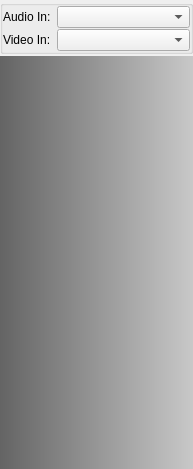
Qt form examples/qt/mainwindow.ui (meganz/MEGAchat) before a commit.
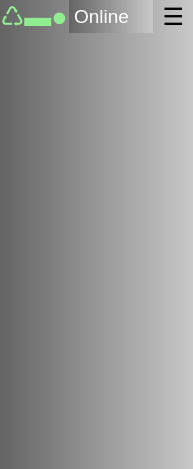
The same form after that commit.

Commit message: Implemented setting dialog and online display/dropbox

What changed in the file:
```diff
--- a/examples/qt/mainwindow.ui
+++ b/examples/qt/mainwindow.ui
@@ -17,9 +17,15 @@
    <locale language="English" country="UnitedStates"/>
   </property>
   <widget class="QWidget" name="centralWidget">
+   <property name="autoFillBackground">
+    <bool>true</bool>
+   </property>
+   <property name="styleSheet">
+    <string notr="true"/>
+   </property>
    <layout class="QVBoxLayout" name="verticalLayout" stretch="0,1">
     <property name="spacing">
-     <number>2</number>
+     <number>0</number>
     </property>
     <property name="leftMargin">
      <number>0</number>
@@ -34,99 +40,208 @@
      <number>0</number>
     </property>
     <item>
-     <layout class="QHBoxLayout" name="horizontalLayout" stretch="0">
-      <property name="spacing">
-       <number>0</number>
+     <widget class="QWidget" name="horizontalWidget" native="true">
+      <property name="styleSheet">
+       <string notr="true">background-color:qlineargradient(spread:pad, x1:0, y1:0, x2:1, y2:0, stop:0 rgba(100,100,100,255), stop:1 rgba(200,200,200,255));
+
+
+</string>
       </property>
-      <property name="sizeConstraint">
-       <enum>QLayout::SetNoConstraint</enum>
-      </property>
-      <property name="leftMargin">
-       <number>0</number>
-      </property>
-      <property name="rightMargin">
-       <number>0</number>
-      </property>
-      <item>
-       <widget class="QGroupBox" name="inputDevicesBox">
-        <property name="sizePolicy">
-         <sizepolicy hsizetype="MinimumExpanding" vsizetype="Preferred">
-          <horstretch>1</horstretch>
-          <verstretch>0</verstretch>
-         </sizepolicy>
-        </property>
-        <property name="alignment">
-         <set>Qt::AlignLeading|Qt::AlignLeft|Qt::AlignVCenter</set>
-        </property>
-        <layout class="QFormLayout" name="formLayout_2">
-         <property name="horizontalSpacing">
-          <number>6</number>
+      <layout class="QHBoxLayout" name="horizontalLayout_6" stretch="0,1,0">
+       <property name="spacing">
+        <number>1</number>
+       </property>
+       <property name="leftMargin">
+        <number>0</number>
+       </property>
+       <property name="topMargin">
+        <number>0</number>
+       </property>
+       <property name="rightMargin">
+        <number>0</number>
+       </property>
+       <property name="bottomMargin">
+        <number>8</number>
+       </property>
+       <item>
+        <widget class="QLabel" name="mOnlineDisplay">
+         <property name="sizePolicy">
+          <sizepolicy hsizetype="MinimumExpanding" vsizetype="MinimumExpanding">
+           <horstretch>0</horstretch>
+           <verstretch>0</verstretch>
+          </sizepolicy>
          </property>
-         <property name="verticalSpacing">
-          <number>1</number>
+         <property name="minimumSize">
+          <size>
+           <width>24</width>
+           <height>24</height>
+          </size>
          </property>
-         <property name="leftMargin">
-          <number>0</number>
+         <property name="font">
+          <font>
+           <pointsize>20</pointsize>
+          </font>
          </property>
-         <property name="topMargin">
+         <property name="autoFillBackground">
+          <bool>false</bool>
+         </property>
+         <property name="styleSheet">
+          <string notr="true">color:lightgreen;
+background-color: rgba(0,0,0,0);</string>
+         </property>
+         <property name="lineWidth">
           <number>0</number>
          </property>
-         <property name="rightMargin">
+         <property name="midLineWidth">
           <number>0</number>
          </property>
-         <property name="bottomMargin">
+         <property name="text">
+          <string>♺▬●</string>
+         </property>
+         <property name="textFormat">
+          <enum>Qt::PlainText</enum>
+         </property>
+         <property name="scaledContents">
+          <bool>false</bool>
+         </property>
+         <property name="alignment">
+          <set>Qt::AlignCenter</set>
+         </property>
+         <property name="indent">
           <number>0</number>
          </property>
-         <item row="0" column="0">
-          <widget class="QLabel" name="audioLabel">
-           <property name="sizePolicy">
-            <sizepolicy hsizetype="Fixed" vsizetype="Preferred">
-             <horstretch>0</horstretch>
-             <verstretch>1</verstretch>
-            </sizepolicy>
-           </property>
-           <property name="text">
-            <string>Audio In:</string>
-           </property>
-          </widget>
+        </widget>
+       </item>
+       <item>
+        <widget class="QComboBox" name="mStatusCombo">
+         <property name="sizePolicy">
+          <sizepolicy hsizetype="Preferred" vsizetype="Expanding">
+           <horstretch>0</horstretch>
+           <verstretch>0</verstretch>
+          </sizepolicy>
+         </property>
+         <property name="minimumSize">
+          <size>
+           <width>0</width>
+           <height>24</height>
+          </size>
+         </property>
+         <property name="font">
+          <font>
+           <pointsize>14</pointsize>
+          </font>
+         </property>
+         <property name="autoFillBackground">
+          <bool>false</bool>
+         </property>
+         <property name="styleSheet">
+          <string notr="true">QComboBox
+{
+    color: white;
+    background-color: qlineargradient(spread:pad, x1:0, y1:0, x2:1, y2:1,
+         stop:0 rgba(100,100,100,255),
+         stop:1 rgba(200,200,200,255));
+    border: 0px white;
+}
+
+QComboBox QAbstractItemView 
+{
+    background-color: red;
+    border: 0px solid;
+    margin: 0px;
+    padding: 0px 0px 0px 0px;
+}
+
+QComboBox:drop-down
+{
+    border-width: 0px; 
+}
+</string>
+         </property>
+         <property name="editable">
+          <bool>false</bool>
+         </property>
+         <property name="frame">
+          <bool>false</bool>
+         </property>
+         <item>
+          <property name="text">
+           <string>Online</string>
+          </property>
          </item>
-         <item row="2" column="0">
-          <widget class="QLabel" name="videoLabel">
-           <property name="sizePolicy">
-            <sizepolicy hsizetype="Fixed" vsizetype="Preferred">
-             <horstretch>0</horstretch>
-             <verstretch>0</verstretch>
-            </sizepolicy>
-           </property>
-           <property name="text">
-            <string>Video In:</string>
-           </property>
-          </widget>
+         <item>
+          <property name="text">
+           <string>Away</string>
+          </property>
          </item>
-         <item row="0" column="1">
-          <widget class="QComboBox" name="audioInCombo">
-           <property name="sizePolicy">
-            <sizepolicy hsizetype="MinimumExpanding" vsizetype="Fixed">
-             <horstretch>0</horstretch>
-             <verstretch>0</verstretch>
-            </sizepolicy>
-           </property>
-          </widget>
+         <item>
+          <property name="text">
+           <string>DnD</string>
+          </property>
          </item>
-         <item row="2" column="1">
-          <widget class="QComboBox" name="videoInCombo">
-           <property name="sizePolicy">
-            <sizepolicy hsizetype="MinimumExpanding" vsizetype="Fixed">
-             <horstretch>0</horstretch>
-             <verstretch>0</verstretch>
-            </sizepolicy>
-           </property>
-          </widget>
+         <item>
+          <property name="text">
+           <string>Offline</string>
+          </property>
          </item>
-        </layout>
-       </widget>
-      </item>
-     </layout>
+        </widget>
+       </item>
+       <item>
+        <widget class="QToolButton" name="mSettingsBtn">
+         <property name="sizePolicy">
+          <sizepolicy hsizetype="Fixed" vsizetype="Expanding">
+           <horstretch>0</horstretch>
+           <verstretch>0</verstretch>
+          </sizepolicy>
+         </property>
+         <property name="minimumSize">
+          <size>
+           <width>0</width>
+           <height>10</height>
+          </size>
+         </property>
+         <property name="maximumSize">
+          <size>
+           <width>16777215</width>
+           <height>16777215</height>
+          </size>
+         </property>
+         <property name="font">
+          <font>
+           <pointsize>18</pointsize>
+          </font>
+         </property>
+         <property name="autoFillBackground">
+          <bool>false</bool>
+         </property>
+         <property name="styleSheet">
+          <string notr="true">QToolButton
+{
+  background-color:rgba(0,0,0,0);
+  border: 1px;
+  color: black;
+}
+QToolButton:hover
+{
+  color: white;
+}</string>
+         </property>
+         <property name="text">
+          <string>☰</string>
+         </property>
+         <property name="iconSize">
+          <size>
+           <width>10</width>
+           <height>10</height>
+          </size>
+         </property>
+         <property name="arrowType">
+          <enum>Qt::NoArrow</enum>
+         </property>
+        </widget>
+       </item>
+      </layout>
+     </widget>
     </item>
     <item>
      <widget class="QListWidget" name="contactList">
```
Left out of the diff: 35 changed lines with no effect on the pictures. The commit also changes 4 other files.
